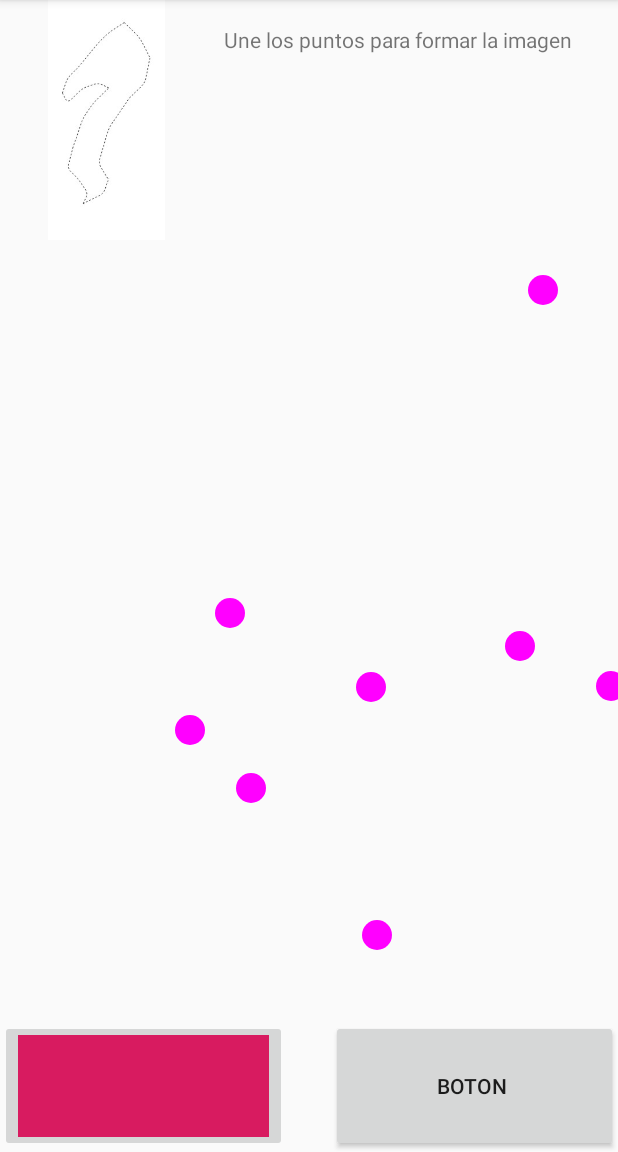
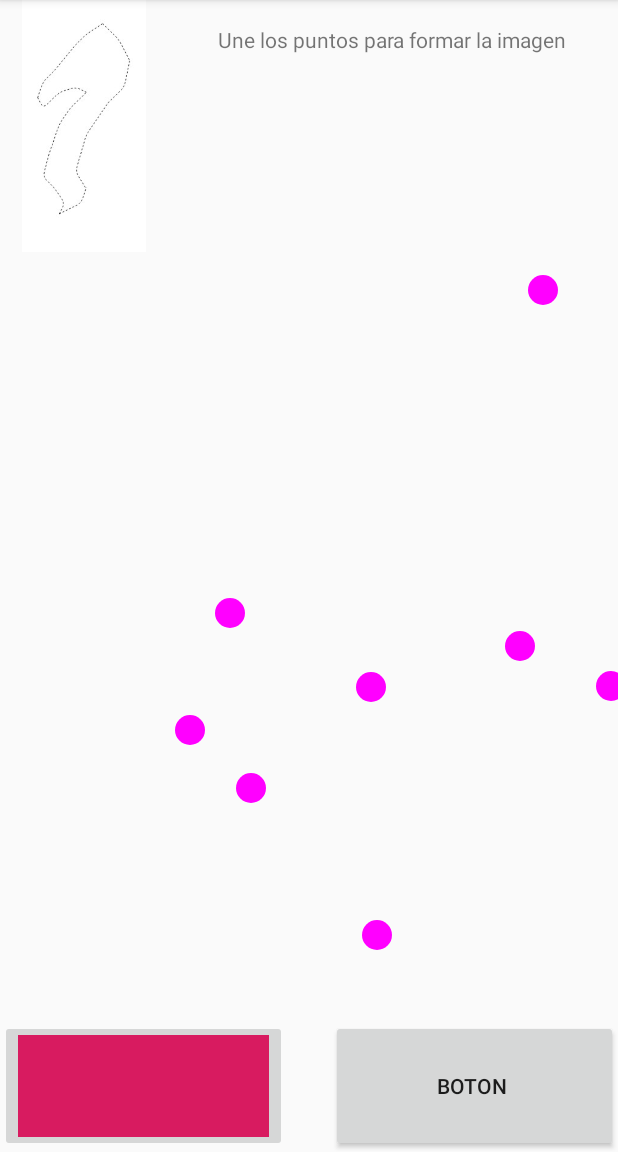
Before and after one commit to EloyBG97/VirtualAlhambra, an Android app: the screen it shows after launch (MainActivity), on a phone screen of 412 x 824 dp, the part 84-1236 px from its top. Run offline under Robolectric (Android 15) with nearby library versions, the phone set to English and light mode, and no system bars.

```diff
--- a/app/build.gradle
+++ b/app/build.gradle
@@ -26,5 +26,4 @@ dependencies {
     testImplementation 'junit:junit:4.12'
     androidTestImplementation 'androidx.test:runner:1.1.1'
     androidTestImplementation 'androidx.test.espresso:espresso-core:3.1.1'
-    implementation project(path: ':wikitude-native-sdk')
 }
--- a/app/src/main/java/com/virtualalhambra/MainActivity.java
+++ b/app/src/main/java/com/virtualalhambra/MainActivity.java
@@ -1,12 +1,8 @@
 package com.virtualalhambra;
 
 import androidx.appcompat.app.AppCompatActivity;
-import androidx.core.app.ActivityCompat;
-import androidx.core.content.ContextCompat;
 
-import android.Manifest;
 import android.content.Intent;
-import android.content.pm.PackageManager;
 import android.os.Bundle;
 import android.view.View;
 
@@ -16,7 +12,6 @@ public class MainActivity extends AppCompatActivity {
     protected void onCreate(Bundle savedInstanceState) {
         super.onCreate(savedInstanceState);
         setContentView(R.layout.activity_main);
-
     }
 
     /** Called when the user taps the Send button */
--- a/app/src/main/java/com/virtualalhambra/MultiTouchView.java
+++ b/app/src/main/java/com/virtualalhambra/MultiTouchView.java
@@ -51,6 +51,7 @@ public class MultiTouchView extends View {
     private void initialize(){
         // 1. Indicar lista de puntos.
         pointsToTouch = new ArrayList();
+
         pointsToTouch.add(new PointF(375f,1515f));
         pointsToTouch.add(new PointF(560f,1429f));
         pointsToTouch.add(new PointF(610f,1310f));
@@ -71,7 +72,6 @@ public class MultiTouchView extends View {
         pointsToTouch.add(new PointF(374f,835f));
         pointsToTouch.add(new PointF(240f,1221f));
         pointsToTouch.add(new PointF(414f,1424f));
-
 
 
         // Tomamos el número de puntos en una variable (por comodidad)
--- a/app/src/main/res/layout/activity_main.xml
+++ b/app/src/main/res/layout/activity_main.xml
@@ -24,7 +24,7 @@
         android:layout_height="wrap_content"
         android:text="@string/virtual_alhambra"
         app:layout_constraintBottom_toBottomOf="parent"
-        app:layout_constraintHorizontal_bias="0.832"
+        app:layout_constraintHorizontal_bias="0.809"
         app:layout_constraintLeft_toLeftOf="parent"
         app:layout_constraintRight_toRightOf="parent"
         app:layout_constraintTop_toTopOf="parent"
@@ -51,10 +51,10 @@
 
     <ImageView
         android:id="@+id/imageView"
-        android:layout_width="142dp"
-        android:layout_height="160dp"
+        android:layout_width="112dp"
+        android:layout_height="168dp"
         app:srcCompat="@drawable/fondogesto"
-        tools:layout_editor_absoluteX="0dp"
+        tools:layout_editor_absoluteX="6dp"
         tools:layout_editor_absoluteY="2dp" /><![CDATA[
 
     />
--- a/settings.gradle
+++ b/settings.gradle
@@ -1,2 +1,2 @@
-include ':app', ':wikitude-native-sdk'
+include ':app'
 rootProject.name='My Application'
```
Also changed, not shown: app/src/main/AndroidManifest.xml (+2 -17 lines), app/src/main/java/com/virtualalhambra/SelectPersonajes.java (+4 -78 lines), app/src/main/res/layout/activity_select_personajes.xml (added, +9 -0 lines), app/src/main/res/mipmap-hdpi/ic_launcher.png, app/src/main/res/mipmap-hdpi/ic_launcher_round.png, app/src/main/res/mipmap-mdpi/ic_launcher.png, app/src/main/res/mipmap-mdpi/ic_launcher_round.png, app/src/main/res/mipmap-xhdpi/ic_launcher.png, app/src/main/res/mipmap-xhdpi/ic_launcher_round.png, app/src/main/res/mipmap-xxhdpi/ic_launcher.png, app/src/main/res/mipmap-xxhdpi/ic_launcher_round.png, app/src/main/res/mipmap-xxxhdpi/ic_launcher.png, app/src/main/res/mipmap-xxxhdpi/ic_launcher_round.png.
